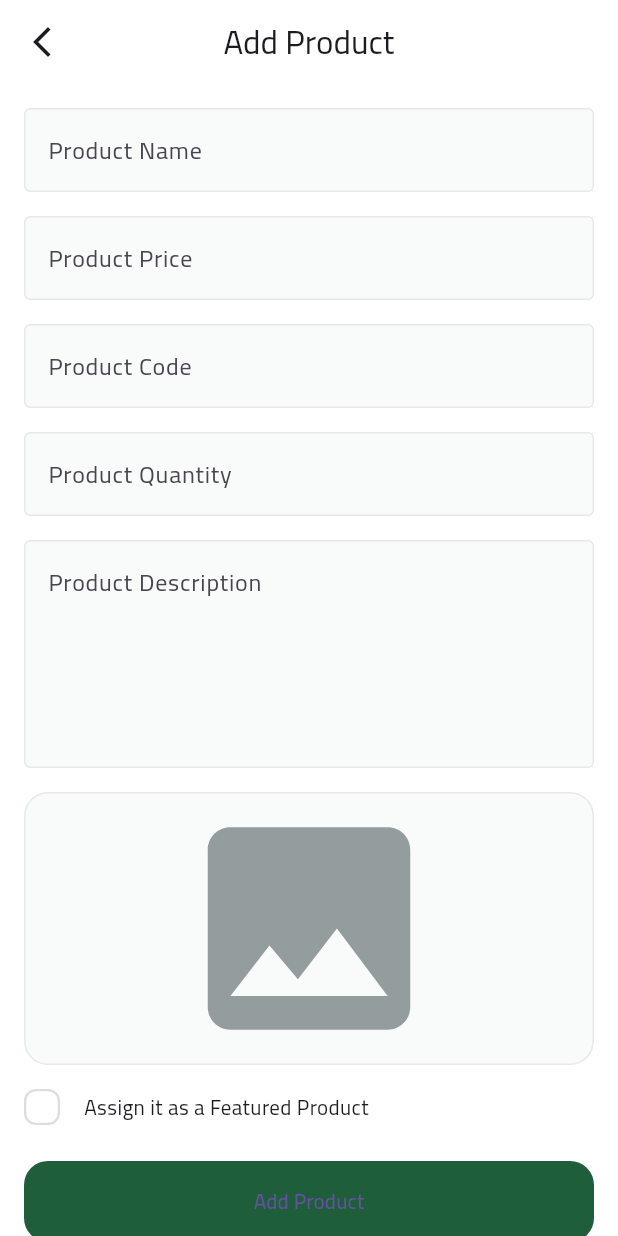
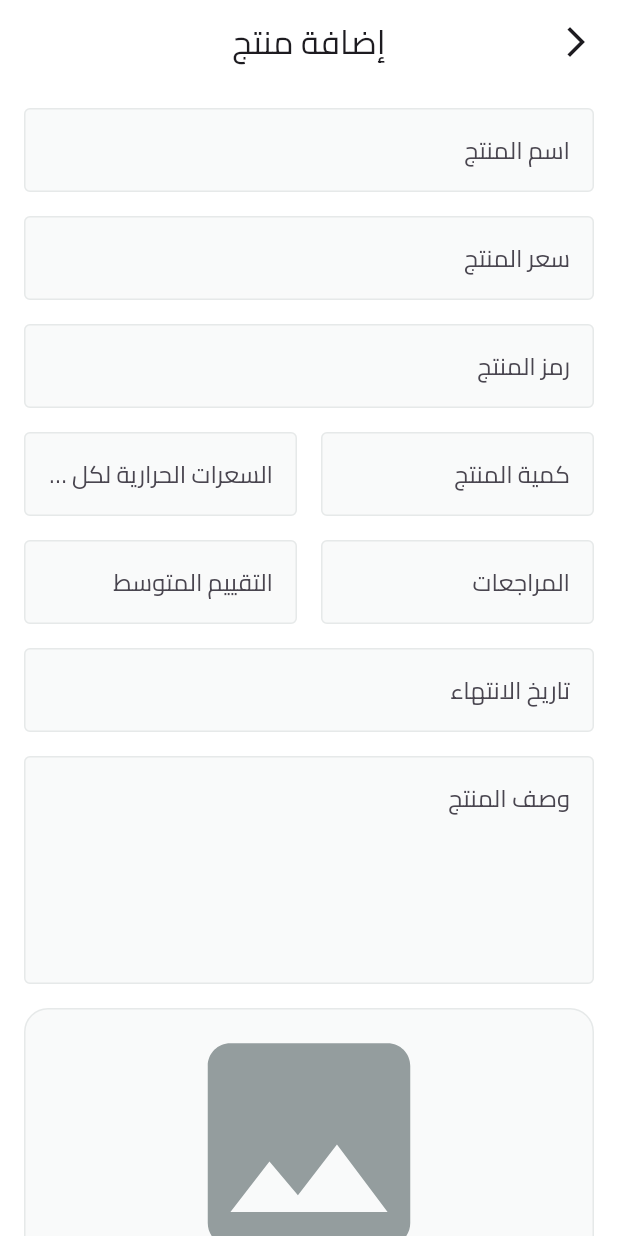
Before and after one commit to AhmadOsaMayad/fruit-hub-dashboard, a Flutter app: the AddProductsView screen opened by its route, on a phone screen of 412 x 824 dp. Run offline on Flutter 3.47's test engine with Material 3 defaults, Android fonts, the phone set to English and light mode, and no system bars; drawn by our look-alikes of modal_progress_hud_nsn, skeletonizer; our stand-ins replace cloud_firestore, dartz, firebase_core, firebase_storage, flutter_bloc, get_it and 1 more; accounts and stored records are empty.

Commit message:
feat: Enhance product management with date picker and additional attributes

```diff
--- a/lib/core/helpers/custom_loading_indicator.dart
+++ b/lib/core/helpers/custom_loading_indicator.dart
@@ -1,5 +1,4 @@
 import 'package:flutter/material.dart';
-import 'package:flutter/widgets.dart';
 import 'package:fruithub_dashboard/core/utils/app_colors.dart';
 import 'package:modal_progress_hud_nsn/modal_progress_hud_nsn.dart';
 
--- /dev/null
+++ b/lib/core/helpers/dp_helper.dart
@@ -0,0 +1,51 @@
+import 'package:flutter/material.dart';
+import 'package:fruithub_dashboard/core/utils/app_colors.dart';
+import 'package:fruithub_dashboard/core/utils/constants.dart';
+import 'package:intl/intl.dart' as m_intl;
+
+class DpHelper {
+  static Future<DateTime?> showDP(
+    BuildContext context,
+    DateTime initDate,
+    DateTime firstDate,
+    DateTime lastDate,
+  ) {
+    return showDatePicker(
+      context: context,
+      initialDate: initDate,
+      firstDate: firstDate,
+      lastDate: lastDate,
+
+      builder: (BuildContext context, Widget? child) {
+        return dpTheme(context, child!);
+      },
+    );
+  }
+
+  static Theme dpTheme(BuildContext context, Widget child) => Theme(
+    data: Theme.of(context).copyWith(
+      datePickerTheme: const DatePickerThemeData(
+        headerBackgroundColor: AppColors.primary,
+        headerForegroundColor: Colors.white,
+      ),
+      colorScheme: const ColorScheme.light(
+        outlineVariant: AppColors.primary,
+        primary: AppColors.primary,
+      ),
+      textButtonTheme: TextButtonThemeData(
+        style: TextButton.styleFrom(foregroundColor: AppColors.primary),
+      ),
+    ),
+    child: child,
+  );
+  static String date2str(DateTime date) =>
+      m_intl.DateFormat(kDefDateFormat).format(date).toString();
+
+  static DateTime str2date(String date) =>
+      m_intl.DateFormat(kDefDateFormat).parse(date);
+
+  // static InputDecoration dpInputDeco() {
+  //   final base = Themer.custInputDeco(hintText: 'يوم-شهر-سنة');
+  //   return base.copyWith(prefixIcon: const Icon(Icons.edit_calendar));
+  // }
+}
--- a/lib/core/utils/back_end_points.dart
+++ b/lib/core/utils/back_end_points.dart
@@ -16,4 +16,8 @@ class DKWords {
   static const quantity = 'quantity';
   static const isFeatured = 'is_featured';
   static const imageUrl = 'image_url';
+  static const expMonths = 'exp_date';
+  static const calPer100g = 'cal_per_100g';
+  static const avgRating = 'avg_rating';
+  static const avgCount = 'avg_count';
 }
--- a/lib/core/utils/constants.dart
+++ b/lib/core/utils/constants.dart
@@ -3,6 +3,7 @@ const kIsOnBoardingSeen = 'isOnBoardingSeen';
 const kUserData = 'userData';
 const kWeakPasswordK = 'weak-password';
 const kWeakPasswordV = 'The password provided is too weak.';
+const kDefDateFormat = 'yyyy-MM-dd';
 
 const kEmailAlreadyInUseK = 'email-already-in-use';
 const kEmailAlreadyInUseV = 'The account already exists for that email.';
--- a/lib/core/widgets/custom_text_form_field.dart
+++ b/lib/core/widgets/custom_text_form_field.dart
@@ -4,11 +4,15 @@ import 'package:fruithub_dashboard/generated/l10n.dart';
 
 class CustomTextFormField extends StatelessWidget {
   const CustomTextFormField({
+    this.validator,
+    this.controller,
     this.onSaved,
+    this.onTap,
     this.suffixIcon,
     this.hintText,
     this.keyboardType,
     this.obscure = false,
+    this.readOnly = false,
     this.maxLines = 1,
     super.key,
   });
@@ -16,21 +20,30 @@ class CustomTextFormField extends StatelessWidget {
   final TextInputType? keyboardType;
   final Widget? suffixIcon;
   final void Function(String?)? onSaved;
-  final bool obscure;
+  final bool obscure, readOnly;
   final int maxLines;
+  final String? Function(String?)? validator;
+  final void Function()? onTap;
+  final TextEditingController? controller;
+
   @override
   Widget build(BuildContext context) {
     return TextFormField(
+      controller: controller,
+      onTap: onTap,
+      readOnly: readOnly,
       obscuringCharacter: '•',
       obscureText: obscure,
       maxLines: maxLines,
       onSaved: onSaved,
-      validator: (value) {
-        if (value == null || value.isEmpty) {
-          return S.of(context).pleaseFillThisField;
-        }
-        return null;
-      },
+      validator:
+          validator ??
+          (value) {
+            if (value == null || value.isEmpty) {
+              return S.of(context).pleaseFillThisField;
+            }
+            return null;
+          },
       keyboardType: keyboardType,
       decoration: InputDecoration(
         suffixIcon: suffixIcon,
--- /dev/null
+++ b/lib/core/widgets/date_picker_text_field.dart
@@ -0,0 +1,84 @@
+import 'package:flutter/material.dart';
+import 'package:fruithub_dashboard/core/helpers/dp_helper.dart';
+import 'package:fruithub_dashboard/core/widgets/custom_text_form_field.dart';
+import 'package:fruithub_dashboard/generated/l10n.dart';
+
+class DatePickerTextField extends StatefulWidget {
+  final TextEditingController controller;
+  final DateTime firstDate;
+  final DateTime lastDate;
+  final DateTime initialDate;
+  final void Function(DateTime)? onDateSelected;
+
+  DatePickerTextField({
+    super.key,
+    required this.controller,
+    DateTime? firstDate,
+    DateTime? lastDate,
+    DateTime? initialDate,
+
+    this.onDateSelected,
+  }) : firstDate = firstDate ?? DateTime(2000),
+       lastDate = lastDate ?? DateTime(2100),
+       initialDate = initialDate ?? DateTime.now();
+
+  @override
+  State<StatefulWidget> createState() {
+    return _DatePickerTextFieldState();
+  }
+}
+
+@override
+State<DatePickerTextField> createState() => _DatePickerTextFieldState();
+
+class _DatePickerTextFieldState extends State<DatePickerTextField> {
+  Future<void> _pickDate() async {
+    FocusScope.of(context).requestFocus(FocusNode()); // Prevent keyboard
+
+    final DateTime? picked = await DpHelper.showDP(
+      context,
+      widget.initialDate,
+      widget.firstDate,
+      widget.lastDate,
+    );
+
+    if (picked != null) {
+      widget.controller.text = picked.toLocal().toString().split(' ')[0];
+      if (widget.onDateSelected != null) {
+        widget.onDateSelected!(picked);
+      }
+    }
+  }
+
+  String? _dateValidator(String? value) {
+    if (value == null || value.isEmpty) {
+      return S.of(context).pleaseSelectADate;
+    }
+
+    try {
+      final selectedDate = DateTime.parse(value);
+      final minAllowedDate = DateTime.now().add(const Duration(days: 90));
+
+      if (selectedDate.isBefore(minAllowedDate) ||
+          selectedDate.isAtSameMomentAs(minAllowedDate)) {
+        return S.of(context).invalidSelectedDate;
+      }
+    } catch (e) {
+      return S.of(context).invalidDateFormat;
+    }
+
+    return null; // valid
+  }
+
+  @override
+  Widget build(BuildContext context) {
+    return CustomTextFormField(
+      validator: _dateValidator,
+      onSaved: (value) {},
+      onTap: _pickDate,
+      hintText: S.of(context).expDate,
+      controller: widget.controller,
+      readOnly: true,
+    );
+  }
+}
--- a/lib/features/add_product/domain/entities/add_product_entity.dart
+++ b/lib/features/add_product/domain/entities/add_product_entity.dart
@@ -9,6 +9,12 @@ class AddProductEntity {
   final int quantity;
   final bool isFeatured;
   String? imageUrl;
+  final String expDate;
+  final num calPer100g;
+  final num avgRating;
+  final int avgCount;
+  // final bool isOrganic;
+  // final num orgPercentage;
 
   AddProductEntity({
     required this.image,
@@ -17,7 +23,11 @@ class AddProductEntity {
     required this.description,
     required this.price,
     required this.isFeatured,
+    required this.expDate,
     this.quantity = 1,
     this.imageUrl,
+    this.calPer100g = 0,
+    this.avgRating = 0,
+    this.avgCount = 0,
   });
 }
--- a/lib/features/add_product/presentation/views/widgets/add_product_view_body.dart
+++ b/lib/features/add_product/presentation/views/widgets/add_product_view_body.dart
@@ -2,8 +2,10 @@ import 'dart:io';
 
 import 'package:flutter/material.dart';
 import 'package:flutter_bloc/flutter_bloc.dart';
+import 'package:fruithub_dashboard/core/helpers/dp_helper.dart';
 import 'package:fruithub_dashboard/core/widgets/custom_button.dart';
 import 'package:fruithub_dashboard/core/widgets/custom_text_form_field.dart';
+import 'package:fruithub_dashboard/core/widgets/date_picker_text_field.dart';
 import 'package:fruithub_dashboard/core/widgets/is_featured_check_box.dart';
 import 'package:fruithub_dashboard/features/add_product/domain/entities/add_product_entity.dart';
 import 'package:fruithub_dashboard/features/add_product/presentation/manager/add_product_cubit/add_product_cubit.dart';
@@ -20,11 +22,27 @@ class AddProductViewBody extends StatefulWidget {
 class _AddProductViewBodyState extends State<AddProductViewBody> {
   final GlobalKey<FormState> _formKey = GlobalKey<FormState>();
   AutovalidateMode autovalidateMode = AutovalidateMode.disabled;
+  late TextEditingController? dpController;
   bool isFeaturedItem = false;
   File? selectedImage;
   late String productName, productCode, productDescription;
-  late num productPrice;
-  int quantity = 1;
+  String? expDate;
+  late num productPrice, calPer100g;
+  int quantity = 1, avgCount = 0;
+  num avgRating = 0;
+
+  @override
+  initState() {
+    super.initState();
+    dpController = TextEditingController();
+  }
+
+  @override
+  void dispose() {
+    dpController?.dispose();
+    super.dispose();
+  }
+
   @override
   Widget build(BuildContext context) {
     return Padding(
@@ -61,11 +79,59 @@ class _AddProductViewBodyState extends State<AddProductViewBody> {
                 },
               ),
               SizedBox(height: 16),
-              CustomTextFormField(
-                hintText: S.of(context).productQuantity,
-                keyboardType: TextInputType.number,
-                onSaved: (value) {
-                  quantity = int.parse(value!);
+              // Row(children: [],),
+              Row(
+                children: [
+                  Expanded(
+                    child: CustomTextFormField(
+                      hintText: S.of(context).productQuantity,
+                      keyboardType: TextInputType.number,
+                      onSaved: (value) {
+                        quantity = int.parse(value!);
+                      },
+                    ),
+                  ),
+                  SizedBox(width: 16),
+                  Expanded(
+                    child: CustomTextFormField(
+                      hintText: S.of(context).caloriesPer100g,
+                      keyboardType: TextInputType.number,
+                      onSaved: (value) {
+                        calPer100g = num.parse(value!);
+                      },
+                    ),
+                  ),
+                ],
+              ),
+              SizedBox(height: 16),
+              Row(
+                children: [
+                  Expanded(
+                    child: CustomTextFormField(
+                      hintText: S.of(context).reviews,
+                      keyboardType: TextInputType.number,
+                      onSaved: (value) {
+                        avgCount = int.parse(value!);
+                      },
+                    ),
+                  ),
+                  SizedBox(width: 16),
+                  Expanded(
+                    child: CustomTextFormField(
+                      hintText: S.of(context).averageRating,
+                      keyboardType: TextInputType.number,
+                      onSaved: (value) {
+                        avgRating = num.parse(value!);
+                      },
+                    ),
+                  ),
+                ],
+              ),
+              SizedBox(height: 16),
+              DatePickerTextField(
+                controller: dpController!,
+                onDateSelected: (date) {
+                  expDate = DpHelper.date2str(date);
                 },
               ),
               SizedBox(height: 16),
@@ -106,6 +172,10 @@ class _AddProductViewBodyState extends State<AddProductViewBody> {
                         price: productPrice,
                         quantity: quantity,
                         isFeatured: isFeaturedItem,
+                        expDate: expDate!,
+                        calPer100g: calPer100g,
+                        avgRating: avgRating,
+                        avgCount: avgCount,
                       );
                       context.read<AddProductCubit>().addProduct(input);
                     } else {
--- a/lib/l10n/intl_ar.arb
+++ b/lib/l10n/intl_ar.arb
@@ -11,5 +11,12 @@
     "productCode": "رمز المنتج",
     "assignAs": "تعيينه كـ ",
     "featuredProduct": "منتج مميز",
-    "pleaseSelectAnImage": "يرجى اختيار صورة"
+    "pleaseSelectAnImage": "يرجى اختيار صورة",
+    "expDate": "تاريخ الانتهاء",
+    "invalidSelectedDate": "يجب أن يكون التاريخ أكثر من 3 أشهر من اليوم",
+    "invalidDateFormat": "تنسيق تاريخ غير صالح. يرجى استخدام يوم/شهر/سنة.",
+    "pleaseSelectADate": "يرجى اختيار تاريخ",
+    "caloriesPer100g": "السعرات الحرارية لكل 100 جرام",
+    "averageRating": "التقييم المتوسط",
+    "reviews": "المراجعات"
 }
--- a/lib/main.dart
+++ b/lib/main.dart
@@ -31,7 +31,7 @@ class MainApp extends StatelessWidget {
       onGenerateRoute: onGenerateRoutes,
       debugShowCheckedModeBanner: false,
       // title: 'Fruit Hub',
-      locale: const Locale('en'),
+      locale: const Locale('ar'),
       localizationsDelegates: [
         S.delegate,
         GlobalMaterialLocalizations.delegate,
```
Also changed, not shown: lib/core/widgets/loadable_body.dart (added, +31 -0 lines), lib/features/add_product/data/models/add_product_model.dart (+16 -0 lines), lib/l10n/intl_en.arb (+8 -1 lines), lib/generated/intl/messages_ar.dart, lib/generated/intl/messages_en.dart, lib/generated/l10n.dart.
